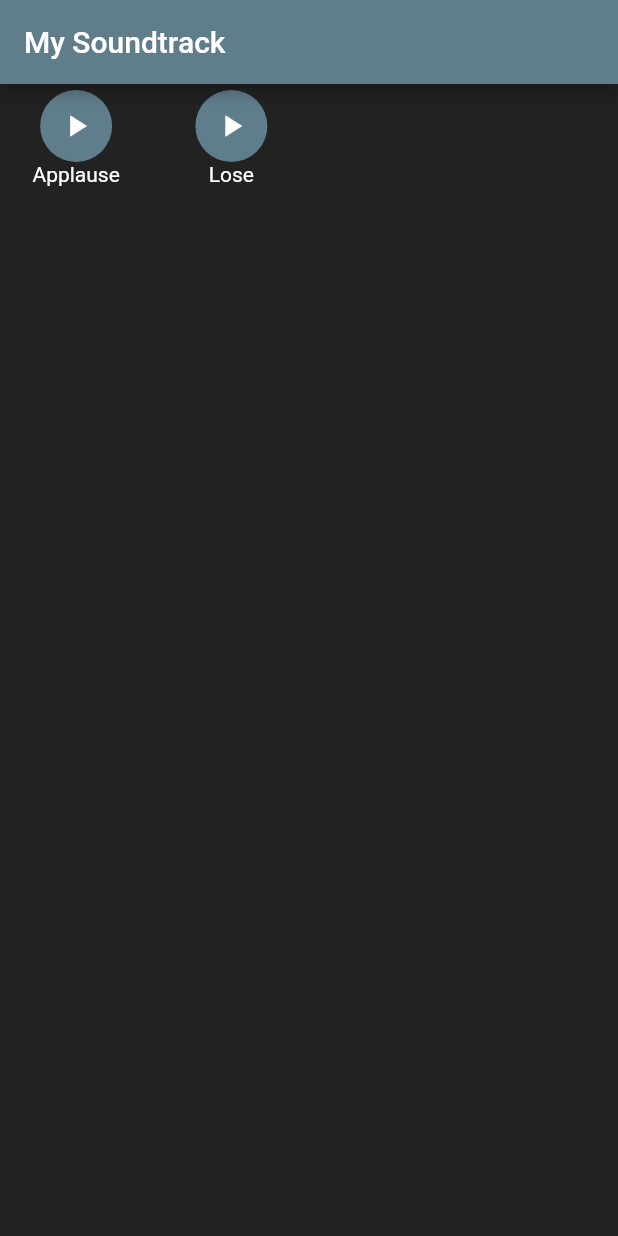
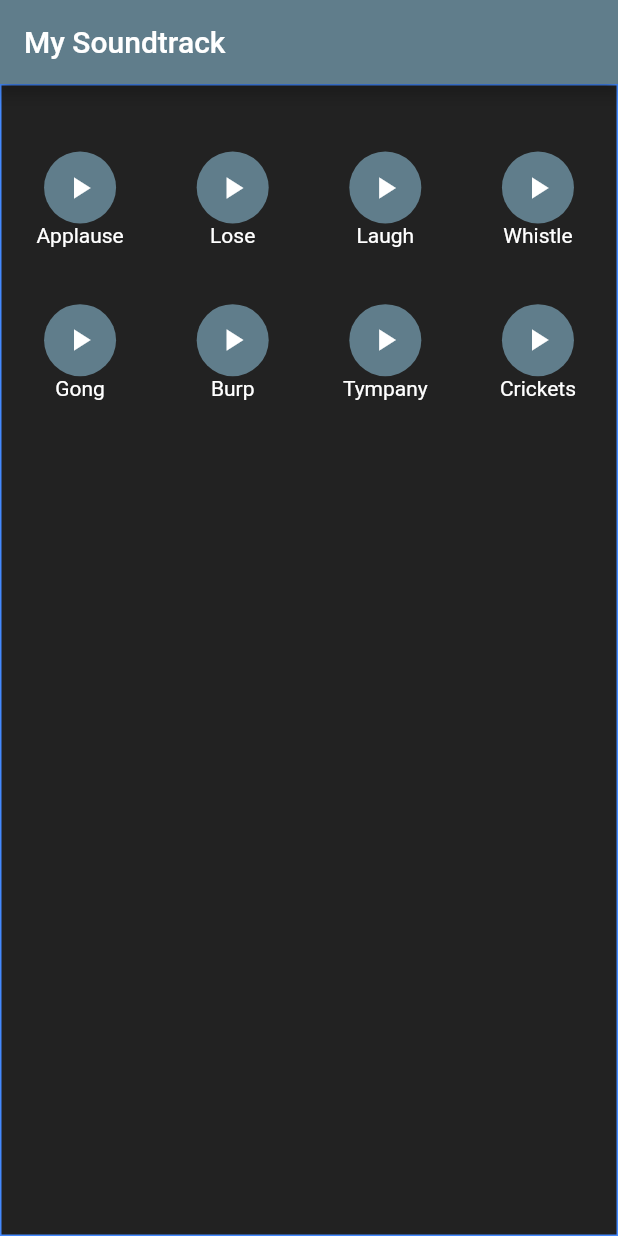
Before and after one commit to waseber/mysoundtrack, a Flutter app: the screen it shows after launch, on a phone screen of 412 x 824 dp. Run offline on Flutter 3.47's test engine with Material 2 defaults, Android fonts, the phone set to English and light mode, and no system bars; our stand-ins replace audioplayers.

Commit message:
new sounds

```diff
--- a/lib/main.dart
+++ b/lib/main.dart
@@ -68,25 +68,37 @@ class _MyHomePageState extends State<MyHomePage> {
         // the App.build method, and use it to set our appbar title.
         title: Text(widget.title),
       ),
-      body: Center(
+      body: Container(
+        decoration:  BoxDecoration(
+          border: Border.all(color: Colors.blueAccent)
+        ),
         child: Column(
         children: <Widget>[
           Expanded(
-            child: GridView.count(
+            child: Container(
+                margin: EdgeInsets.symmetric(vertical: 40.0),
+                child: GridView.count(
                 crossAxisCount: 4,
-                mainAxisSpacing: 10.0,
-                crossAxisSpacing: 10.0,
+                mainAxisSpacing: 5.0,
+                crossAxisSpacing: 5.0,
                 padding: const EdgeInsets.all(4.0),
                 children: <Widget>[
                   SoundPlayer(title: "Applause", url:"sounds/applause.mp3"),
                   SoundPlayer(title: "Lose", url:"sounds/lose.mp3"),
+                  SoundPlayer(title: "Laugh", url:"sounds/laugh.mp3"),
+                  SoundPlayer(title: "Whistle", url:"sounds/whistle.mp3"),
+                  SoundPlayer(title: "Gong", url:"sounds/gong.mp3"),
+                  SoundPlayer(title: "Burp", url:"sounds/burp.mp3"),
+                  SoundPlayer(title: "Tympany", url:"sounds/tympany.mp3"),
+                  SoundPlayer(title: "Crickets", url:"sounds/crickets.mp3"),
                 ],
             )
           )
+          )
          ]
        )
-
-      ,)
+       ,
+      )
        // This trailing comma makes auto-formatting nicer for build methods.
     );
   }
--- a/pubspec.yaml
+++ b/pubspec.yaml
@@ -48,6 +48,12 @@ flutter:
   assets:
     - assets/sounds/applause.mp3
     - assets/sounds/lose.mp3
+    - assets/sounds/laugh.mp3
+    - assets/sounds/burp.mp3
+    - assets/sounds/crickets.mp3
+    - assets/sounds/gong.mp3
+    - assets/sounds/tympany.mp3
+    - assets/sounds/whistle.mp3
   #  - images/a_dot_burr.jpeg
   #  - images/a_dot_ham.jpeg
 
```
Also changed, not shown: pubspec.lock, 6 other files.
